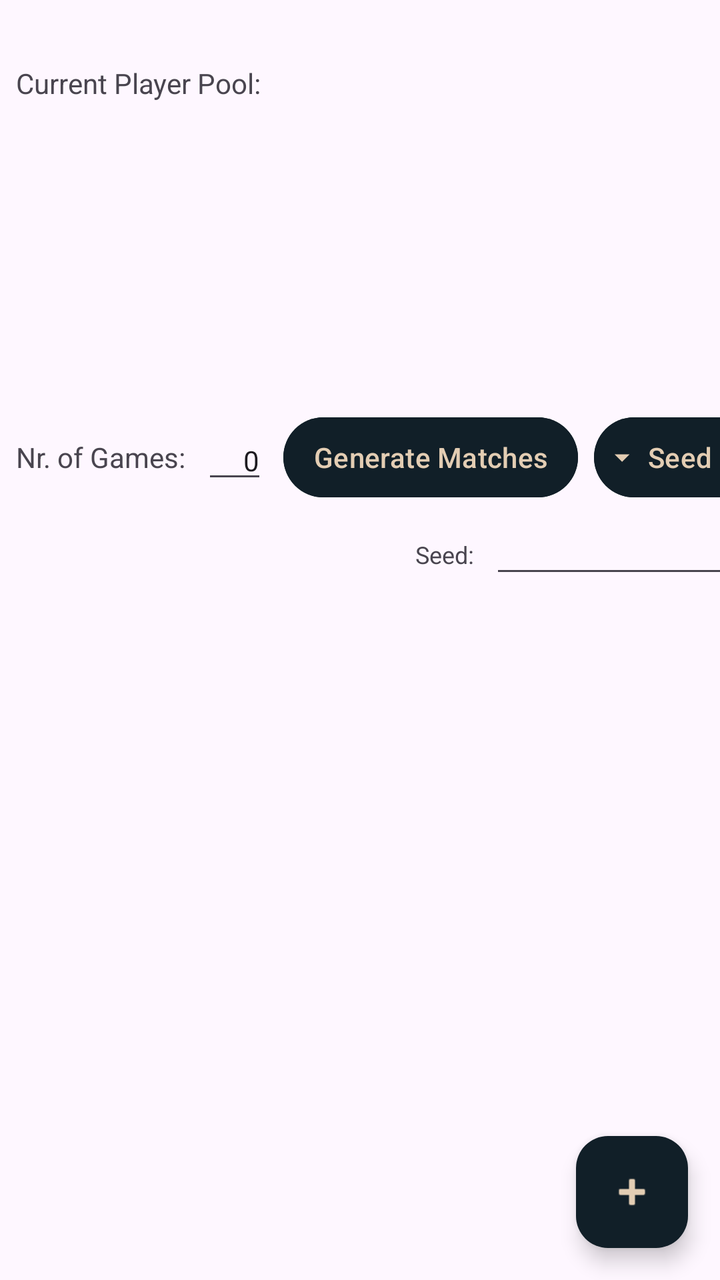
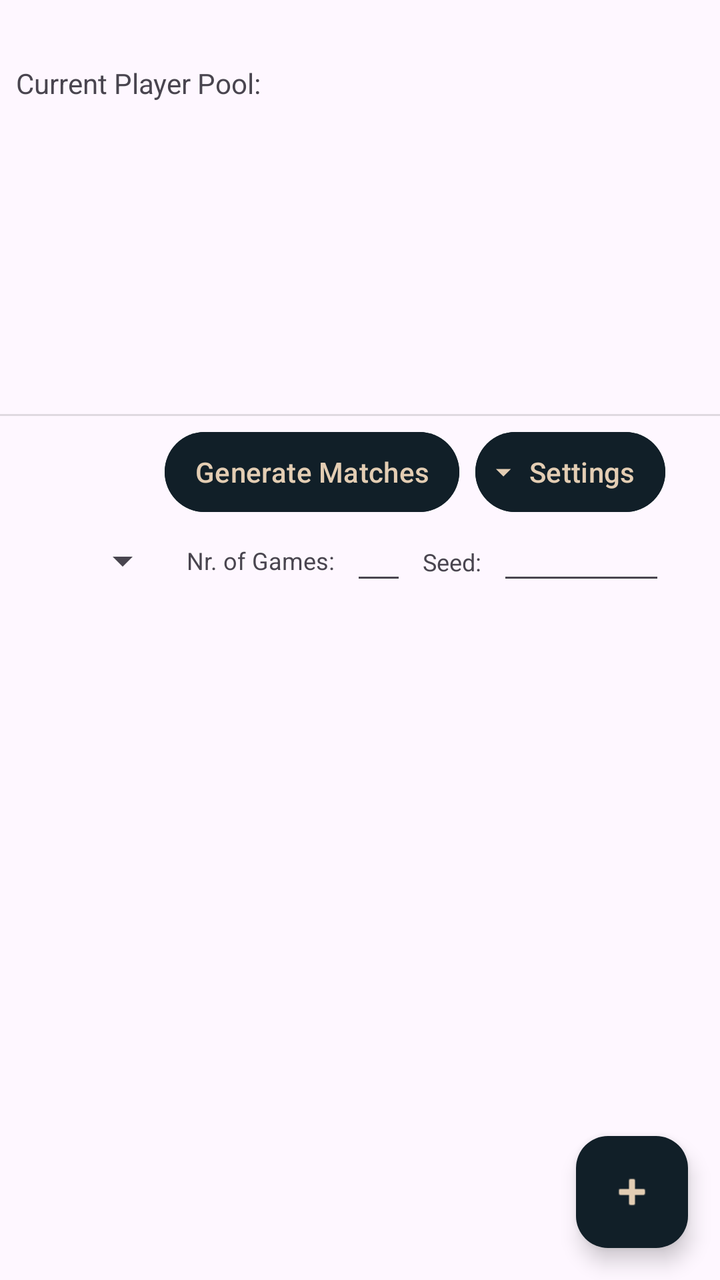

Two renders of the same Android screen: before a commit and after it. Below are the layout's source before the change and the commit's diff.
<!-- AndroidManifest.xml: application theme Theme.Matchmaking2v2 -->
<!-- res/layout/activity_main.xml -->
<?xml version="1.0" encoding="utf-8"?>
<androidx.constraintlayout.widget.ConstraintLayout xmlns:android="http://schemas.android.com/apk/res/android"
    xmlns:app="http://schemas.android.com/apk/res-auto"
    xmlns:tools="http://schemas.android.com/tools"
    android:id="@+id/main"
    android:layout_width="match_parent"
    android:layout_height="match_parent"
    tools:context=".MainActivity">

    <TextView
        android:id="@+id/tv_nrgames"
        android:layout_width="wrap_content"
        android:layout_height="wrap_content"
        android:layout_marginStart="8dp"
        android:layout_marginTop="16dp"
        android:text="Nr. of Games:"
        app:layout_constraintStart_toStartOf="parent"
        app:layout_constraintTop_toBottomOf="@+id/rvplayers" />

    <EditText
        android:id="@+id/et_nrgames"
        android:layout_width="wrap_content"
        android:layout_height="wrap_content"
        android:layout_marginStart="8dp"
        android:ems="2"
        android:inputType="numberDecimal"
        android:text="0"
        android:textAlignment="viewEnd"
        android:textSize="14sp"
        app:layout_constraintBottom_toBottomOf="@+id/tv_nrgames"
        app:layout_constraintStart_toEndOf="@+id/tv_nrgames"
        app:layout_constraintTop_toTopOf="@+id/tv_nrgames" />

    <androidx.recyclerview.widget.RecyclerView
        android:id="@+id/rvplayers"
        android:layout_width="0dp"
        android:layout_height="0dp"
        android:layout_marginStart="4dp"
        android:layout_marginTop="8dp"
        android:layout_marginEnd="4dp"
        app:layout_constraintEnd_toEndOf="parent"
        app:layout_constraintHeight_default="percent"
        app:layout_constraintHeight_percent="0.225"
        app:layout_constraintStart_toStartOf="parent"
        app:layout_constraintTop_toBottomOf="@+id/textView3" />

    <androidx.recyclerview.widget.RecyclerView
        android:id="@+id/rvRounds"
        android:layout_width="0dp"
        android:layout_height="0dp"
        android:layout_marginStart="4dp"
        android:layout_marginTop="8dp"
        android:layout_marginEnd="4dp"
        app:layout_constraintBottom_toBottomOf="parent"
        app:layout_constraintEnd_toEndOf="parent"
        app:layout_constraintHorizontal_bias="0.0"
        app:layout_constraintStart_toStartOf="parent"
        app:layout_constraintTop_toBottomOf="@+id/et_seed"
        app:layout_constraintVertical_bias="1.0" />

    <Button
        android:id="@+id/b_generate"
        android:layout_width="wrap_content"
        android:layout_height="wrap_content"
        android:layout_marginStart="8dp"
        android:backgroundTint="@color/blueBlack"
        android:elevation="8dp"
        android:paddingLeft="15dp"
        android:paddingTop="0dp"
        android:paddingRight="15dp"
        android:paddingBottom="0dp"
        android:text="Generate Matches"
        android:textColor="@color/tanAccent"
        app:layout_constraintBottom_toBottomOf="@+id/et_nrgames"
        app:layout_constraintStart_toEndOf="@+id/et_nrgames"
        app:layout_constraintTop_toTopOf="@+id/et_nrgames" />

    <com.google.android.material.floatingactionbutton.FloatingActionButton
        android:id="@+id/fabAddPlayers"
        android:layout_width="wrap_content"
        android:layout_height="wrap_content"
        android:layout_marginEnd="16dp"
        android:layout_marginBottom="16dp"
        android:clickable="true"
        android:src="@android:drawable/ic_input_add"
        app:backgroundTint="@color/blueBlack"
        app:tint="@color/tanAccent"
        app:layout_constraintBottom_toBottomOf="parent"
        app:layout_constraintEnd_toEndOf="parent" />

    <TextView
        android:id="@+id/textView3"
        android:layout_width="wrap_content"
        android:layout_height="wrap_content"
        android:layout_marginStart="8dp"
        android:layout_marginTop="32dp"
        android:text="Current Player Pool:"
        app:layout_constraintStart_toStartOf="parent"
        app:layout_constraintTop_toTopOf="parent" />

    <TextView
        android:id="@+id/tv_seed"
        android:layout_width="wrap_content"
        android:layout_height="wrap_content"
        android:layout_marginEnd="8dp"
        android:text="Seed:"
        android:textSize="12sp"
        app:layout_constraintBottom_toBottomOf="@+id/et_seed"
        app:layout_constraintEnd_toStartOf="@+id/et_seed"
        app:layout_constraintTop_toTopOf="@+id/et_seed" />

    <EditText
        android:id="@+id/et_seed"
        android:layout_width="wrap_content"
        android:layout_height="wrap_content"
        android:layout_marginTop="8dp"
        android:ems="10"
        android:inputType="number"
        android:textAlignment="viewEnd"
        android:textSize="12sp"
        app:layout_constraintEnd_toEndOf="@+id/bu_seed"
        app:layout_constraintTop_toBottomOf="@+id/bu_seed" />

    <Button
        android:id="@+id/bu_seed"
        android:layout_width="wrap_content"
        android:layout_height="wrap_content"
        android:layout_marginStart="8dp"
        android:backgroundTint="@color/blueBlack"
        android:paddingLeft="5dp"
        android:paddingTop="0dp"
        android:paddingRight="5dp"
        android:paddingBottom="0dp"
        android:text="Seed"
        android:textAlignment="viewStart"
        android:textColor="@color/tanAccent"
        app:icon="@drawable/outline_arrow_drop_down"
        app:iconPadding="4dp"
        app:iconTint="@color/tanAccent"
        app:layout_constraintBottom_toBottomOf="@+id/b_generate"
        app:layout_constraintStart_toEndOf="@+id/b_generate"
        app:layout_constraintTop_toTopOf="@+id/b_generate" />

</androidx.constraintlayout.widget.ConstraintLayout>
<!-- resources referenced by this layout -->
<resources>
  <color name="blueBlack">#111f28</color>
  <color name="tanAccent">#e3cdb3</color>
  <!-- drawable outline_arrow_drop_down (drawable) -->
  <vector xmlns:android="http://schemas.android.com/apk/res/android" android:height="24dp" android:tint="#111F28" android:viewportHeight="960" android:viewportWidth="960" android:width="24dp">
        
      <path android:fillColor="@android:color/white" android:pathData="M480,600L280,400L680,400L480,600Z"/>
      
  </vector>
  <style name="Theme.Matchmaking2v2" parent="Base.Theme.Matchmaking2v2" />
  <style name="Base.Theme.Matchmaking2v2" parent="Theme.Material3.DayNight"> 
          
          <item name="colorPrimary">@color/my_light_primary</item>
      </style>
  <color name="my_light_primary">#FF000000</color>
</resources>

<!-- the commit's change to res/layout/activity_main.xml (unified diff, before → after) -->
@@ -11,25 +11,13 @@
         android:id="@+id/tv_nrgames"
         android:layout_width="wrap_content"
         android:layout_height="wrap_content"
-        android:layout_marginStart="8dp"
-        android:layout_marginTop="16dp"
+        android:layout_marginEnd="8dp"
         android:text="Nr. of Games:"
-        app:layout_constraintStart_toStartOf="parent"
-        app:layout_constraintTop_toBottomOf="@+id/rvplayers" />
-
-    <EditText
-        android:id="@+id/et_nrgames"
-        android:layout_width="wrap_content"
-        android:layout_height="wrap_content"
-        android:layout_marginStart="8dp"
-        android:ems="2"
-        android:inputType="numberDecimal"
-        android:text="0"
-        android:textAlignment="viewEnd"
-        android:textSize="14sp"
-        app:layout_constraintBottom_toBottomOf="@+id/tv_nrgames"
-        app:layout_constraintStart_toEndOf="@+id/tv_nrgames"
-        app:layout_constraintTop_toTopOf="@+id/tv_nrgames" />
+        android:textSize="12sp"
+        app:layout_constraintBottom_toBottomOf="@+id/et_nrgames"
+        app:layout_constraintEnd_toStartOf="@+id/et_nrgames"
+        app:layout_constraintTop_toTopOf="@+id/et_nrgames"
+        app:layout_constraintVertical_bias="0.476" />
 
     <androidx.recyclerview.widget.RecyclerView
         android:id="@+id/rvplayers"
@@ -49,7 +37,7 @@
         android:layout_width="0dp"
         android:layout_height="0dp"
         android:layout_marginStart="4dp"
-        android:layout_marginTop="8dp"
+        android:layout_marginTop="4dp"
         android:layout_marginEnd="4dp"
         app:layout_constraintBottom_toBottomOf="parent"
         app:layout_constraintEnd_toEndOf="parent"
@@ -62,7 +50,8 @@
         android:id="@+id/b_generate"
         android:layout_width="wrap_content"
         android:layout_height="wrap_content"
-        android:layout_marginStart="8dp"
+        android:layout_marginTop="4dp"
+        android:layout_marginEnd="48dp"
         android:backgroundTint="@color/blueBlack"
         android:elevation="8dp"
         android:paddingLeft="15dp"
@@ -71,9 +60,9 @@
         android:paddingBottom="0dp"
         android:text="Generate Matches"
         android:textColor="@color/tanAccent"
-        app:layout_constraintBottom_toBottomOf="@+id/et_nrgames"
-        app:layout_constraintStart_toEndOf="@+id/et_nrgames"
-        app:layout_constraintTop_toTopOf="@+id/et_nrgames" />
+        app:layout_constraintEnd_toEndOf="parent"
+        app:layout_constraintStart_toStartOf="parent"
+        app:layout_constraintTop_toBottomOf="@+id/divider2" />
 
     <com.google.android.material.floatingactionbutton.FloatingActionButton
         android:id="@+id/fabAddPlayers"
@@ -113,13 +102,26 @@
         android:id="@+id/et_seed"
         android:layout_width="wrap_content"
         android:layout_height="wrap_content"
-        android:layout_marginTop="8dp"
-        android:ems="10"
+        android:layout_marginTop="4dp"
+        android:ems="6"
         android:inputType="number"
         android:textAlignment="viewEnd"
         android:textSize="12sp"
         app:layout_constraintEnd_toEndOf="@+id/bu_seed"
         app:layout_constraintTop_toBottomOf="@+id/bu_seed" />
+
+    <EditText
+        android:id="@+id/et_nrgames"
+        android:layout_width="wrap_content"
+        android:layout_height="wrap_content"
+        android:layout_marginEnd="8dp"
+        android:ems="2"
+        android:inputType="number"
+        android:textAlignment="viewEnd"
+        android:textSize="12sp"
+        app:layout_constraintBottom_toBottomOf="@+id/tv_seed"
+        app:layout_constraintEnd_toStartOf="@+id/tv_seed"
+        app:layout_constraintTop_toTopOf="@+id/tv_seed" />
 
     <Button
         android:id="@+id/bu_seed"
@@ -129,9 +131,9 @@
         android:backgroundTint="@color/blueBlack"
         android:paddingLeft="5dp"
         android:paddingTop="0dp"
-        android:paddingRight="5dp"
+        android:paddingRight="15dp"
         android:paddingBottom="0dp"
-        android:text="Seed"
+        android:text="Settings"
         android:textAlignment="viewStart"
         android:textColor="@color/tanAccent"
         app:icon="@drawable/outline_arrow_drop_down"
@@ -141,4 +143,24 @@
         app:layout_constraintStart_toEndOf="@+id/b_generate"
         app:layout_constraintTop_toTopOf="@+id/b_generate" />
 
+    <Spinner
+        android:id="@+id/spinner_mode"
+        android:layout_width="wrap_content"
+        android:layout_height="wrap_content"
+        android:layout_marginEnd="8dp"
+        android:spinnerMode="dropdown"
+        app:layout_constraintBottom_toBottomOf="@+id/tv_nrgames"
+        app:layout_constraintEnd_toStartOf="@+id/tv_nrgames"
+        app:layout_constraintTop_toTopOf="@+id/tv_nrgames" />
+
+    <View
+        android:id="@+id/divider2"
+        android:layout_width="409dp"
+        android:layout_height="1dp"
+        android:layout_marginTop="4dp"
+        android:background="?android:attr/listDivider"
+        app:layout_constraintEnd_toEndOf="parent"
+        app:layout_constraintStart_toStartOf="parent"
+        app:layout_constraintTop_toBottomOf="@+id/rvplayers" />
+
 </androidx.constraintlayout.widget.ConstraintLayout>
